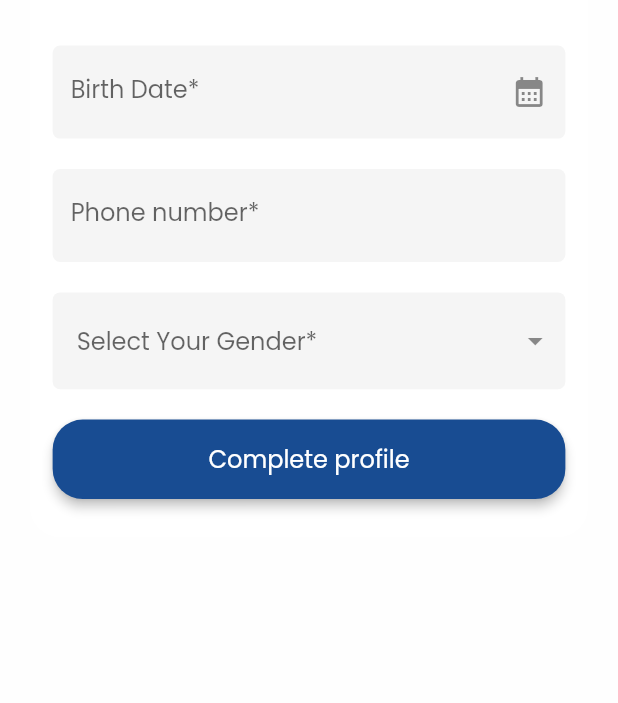
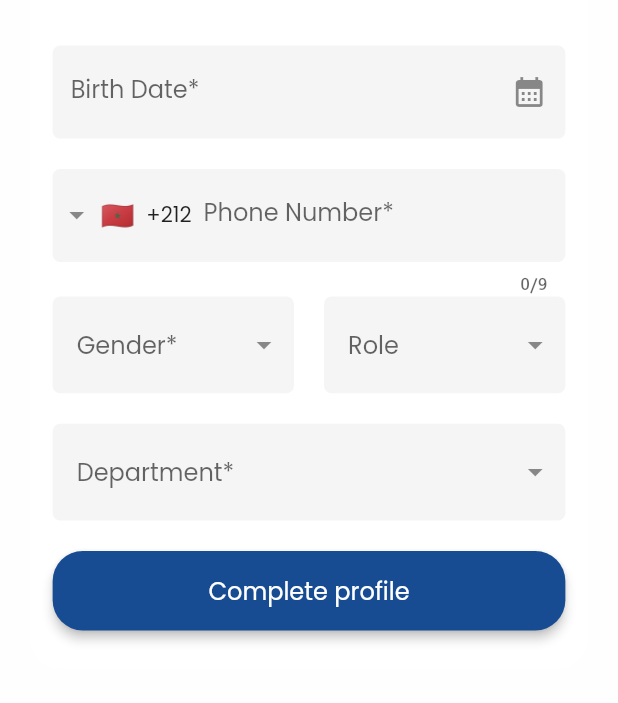
Before and after one commit to elachyry/campus_compass, a Flutter app: the screen it shows once a user with an empty profile is signed in, on a phone screen of 412 x 824 dp, the part 410-1113 px from its top. Run offline on Flutter 3.47's test engine with Material 2 defaults, Android fonts, the phone set to English and light mode, and no system bars; drawn by our look-alikes of intl_phone_field; our stand-ins replace animate_do, awesome_bottom_bar, card_swiper, cloud_firestore, dropdown_button2, firebase_auth and 13 more; missing offline and left inert: flutter_inappwebview, flutter_multi_select_items; accounts and stored records are empty.

```diff
--- a/lib/controllers/sqflite_controller.dart
+++ b/lib/controllers/sqflite_controller.dart
@@ -39,7 +39,9 @@ class SqfliteController extends GetxController {
       imageUrl TEXT,
       gender TEXT,
       birthDate TEXT,
-      interests TEXT
+      interests TEXT,
+      role TEXT,
+      department TEXT
       )
 ''');
   }
@@ -77,9 +79,9 @@ Future<void> insertUserData(User user) async {
     interestsJson = interestsJson.replaceAll("'", "''");
 
     String query = '''
-      INSERT INTO user ("id", "fullName", "email", "isCompleted", "phoneNumber", "imageUrl", "gender", "birthDate", "interests")
+      INSERT INTO user ("id", "fullName", "email", "isCompleted", "phoneNumber", "imageUrl", "gender", "birthDate", "interests", "role", "department")
       VALUES ("${user.id}", "${user.name}", "${user.email}", ${user.isCompleted ? 1 : 0},
-              "${user.phoneNumber}", "${user.imageUrl}", "${user.gender}", "${user.birthDate}", '$interestsJson')
+              "${user.phoneNumber}", "${user.imageUrl}", "${user.gender}", "${user.birthDate}", '$interestsJson', "${user.role}", "${user.department}")
     ''';
 
     await insertData(query);
@@ -98,7 +100,9 @@ Future<int> updatetUserData(User user) async {
       imageUrl = "${user.imageUrl}",
       gender = "${user.gender}",
       birthDate = "${user.birthDate}",
-      interests = '$interestsJson'
+      interests = '$interestsJson',
+      role = "${user.role}",
+      department = "${user.department}"
     WHERE id = "${user.id}"
   ''';
 
@@ -120,11 +124,13 @@ Future<int> updatetUserData(User user) async {
         imageUrl: result.first['imageUrl'],
         gender: result.first['gender'],
         birthDate: result.first['birthDate'],
+        role: result.first['role'],
+        department: result.first['department'],
         interests: List<Interest>.from(
           jsonDecode(result.first['interests']).map(
             (interest) => Interest.fromJson(interest),
           ),
-        )
+        ),
       );
     }
     return null;
--- a/lib/models/user.dart
+++ b/lib/models/user.dart
@@ -10,6 +10,8 @@ class User {
   String imageUrl;
   String gender;
   String birthDate;
+  String role;
+  String department;
 
 
   User({
@@ -22,6 +24,8 @@ class User {
     this.imageUrl = "",
     this.gender = "",
     this.birthDate = "",
+    this.role = "",
+    this.department = "",
   });
 
   copyWith({
@@ -33,6 +37,8 @@ class User {
     String? imageUrl,
     String? gender,
     String? birthDate,
+     String? role,
+    String? department,
     List<Interest>? interests,
   }) {
     return User(
@@ -45,6 +51,8 @@ class User {
       imageUrl: imageUrl ?? this.imageUrl,
       gender: gender ?? this.gender,
       birthDate: birthDate ?? this.birthDate,
+      role: role ?? this.role,
+      department: department ?? this.department,
     );
   }
 
@@ -59,6 +67,8 @@ class User {
       'imageUrl': imageUrl,
       'gender': gender,
       'birthDate': birthDate,
+      'role': role,
+      'department': department,
     };
   }
 factory User.fromJson(Map<String, dynamic> json) {
@@ -76,6 +86,8 @@ factory User.fromJson(Map<String, dynamic> json) {
       imageUrl: json['imageUrl'],
       gender: json['gender'],
       birthDate: json['birthDate'],
+      role: json['role'],
+      department: json['department'],
     );
   }
 }
--- a/lib/screens/auth/get_other_infos_screen.dart
+++ b/lib/screens/auth/get_other_infos_screen.dart
@@ -5,6 +5,7 @@ import 'package:flutter_screenutil/flutter_screenutil.dart';
 import 'package:get/get.dart';
 import 'package:icons_plus/icons_plus.dart';
 import 'package:intl/intl.dart';
+import 'package:intl_phone_field/intl_phone_field.dart';
 import 'package:loading_animation_widget/loading_animation_widget.dart';
 import 'package:dropdown_button2/dropdown_button2.dart';
 import 'package:image_picker/image_picker.dart';
@@ -31,7 +32,40 @@ class _GetOtherInfosScreenState extends State<GetOtherInfosScreen> {
     'Male',
     'Female',
   ];
-  String? selectedValue;
+  final List<String> roleItems = [
+    'Student',
+    'Professor',
+    'Administrator',
+    'Staff',
+  ];
+  final List<String> departmentItems = [
+    'Emines',
+    'SAP&D',
+    'GTI',
+    'College of Computing',
+    'IST&I',
+    'MSN',
+    'ISSBP',
+    'ABS',
+    'Collective Intelligence',
+    'SHBM',
+    '1337',
+    'FGSES',
+    'Faculty of medical sciences',
+    'Center for african studies',
+    'Story school',
+    'AI Movment',
+    'PPS',
+    'AIRESS',
+    'AAIT',
+    'African academy of industrial training',
+    'MAHER',
+    'AGBS',
+  ];
+  String? selectedGender;
+  String? selectedRole;
+  String? selectedDepartment;
+  String? phoneNumber;
   final ImagePicker _picker = ImagePicker();
   XFile? _imageFile;
 
@@ -178,99 +212,124 @@ class _GetOtherInfosScreenState extends State<GetOtherInfosScreen> {
                                 },
                               ),
                               SizedBox(height: 20.h),
-                              AuthField(
-                                title: "Phone number*",
-                                hintText: "Phone number*",
+                              IntlPhoneField(
                                 controller: _phoneController,
-                                maxLines: 1,
-                                keyboardType: TextInputType.phone,
-                                textInputAction: TextInputAction.next,
-                                validator: (value) {
-                                  if (value == null || value.isEmpty) {
-                                    return 'phone number is required';
-                                  }
-                                  return null;
-                                },
-                              ),
-                              SizedBox(height: 20.h),
-                              DropdownButtonFormField2<String>(
-                                isExpanded: true,
                                 decoration: InputDecoration(
+                                  labelText: 'Phone Number*',
                                   filled: true,
-                                  contentPadding: EdgeInsets.symmetric(
-                                      vertical: 20.h, horizontal: 0),
+                                  enabledBorder: OutlineInputBorder(
+                                    borderRadius: BorderRadius.circular(5.r),
+                                    borderSide: const BorderSide(
+                                      style: BorderStyle.none,
+                                    ),
+                                  ),
                                   border: OutlineInputBorder(
                                     borderRadius: BorderRadius.circular(5.r),
                                     borderSide: const BorderSide(
                                       style: BorderStyle.none,
                                     ),
                                   ),
-                                  enabledBorder: OutlineInputBorder(
-                                    borderRadius: BorderRadius.circular(5.r),
-                                    borderSide: const BorderSide(
-                                      style: BorderStyle.none,
-                                    ),
-                                  ),
                                 ),
-                                hint: const Text(
-                                  'Select Your Gender*',
-                                ),
-                                items: genderItems
-                                    .map((item) => DropdownMenuItem<String>(
-                                          value: item,
-                                          child: Text(
-                                            item,
-                                            style: const TextStyle(
-                                              fontSize: 14,
-                                            ),
-                                          ),
-                                        ))
-                                    .toList(),
                                 validator: (value) {
-                                  if (value == null) {
-                                    return 'Please select gender.';
+                                  if (value == null || value.number.isEmpty) {
+                                    return 'phone number is required';
                                   }
                                   return null;
                                 },
-                                onChanged: (value) {
-                                  selectedValue = value.toString();
+                                onChanged: (phone) {
+                                  phoneNumber = phone.completeNumber;
                                 },
-                                buttonStyleData: const ButtonStyleData(
-                                  padding: EdgeInsets.only(right: 8),
-                                ),
-                                iconStyleData: const IconStyleData(
-                                  icon: Icon(
-                                    Icons.arrow_drop_down,
-                                    color: Colors.black45,
+                                initialCountryCode: 'MA',
+                              ),
+                              // AuthField(
+                              //   title: "Phone number*",
+                              //   hintText: "Phone number*",
+                              //   controller: _phoneController,
+                              //   maxLines: 1,
+                              //   keyboardType: TextInputType.phone,
+                              //   textInputAction: TextInputAction.next,
+                              //   validator: (value) {
+                              //     if (value == null || value.isEmpty) {
+                              //       return 'phone number is required';
+                              //     }
+                              //     return null;
+                              //   },
+                              // ),
+                              // SizedBox(height: 20.h),
+                              Row(
+                                children: [
+                                  Expanded(
+                                    child: dropdownBuilder(
+                                      hinttext: 'Gender*',
+                                      validator: (value) {
+                                        if (value == null) {
+                                          return 'Please select gender.';
+                                        }
+                                        return null;
+                                      },
+                                      items: genderItems,
+                                      onChange: (value) {
+                                        setState(() {
+                                          selectedGender = value;
+                                        });
+                                      },
+                                    ),
                                   ),
-                                  iconSize: 24,
-                                ),
-                                dropdownStyleData: DropdownStyleData(
-                                  decoration: BoxDecoration(
-                                    borderRadius: BorderRadius.circular(15),
+                                  SizedBox(width: 20.w),
+                                  Expanded(
+                                    child: dropdownBuilder(
+                                      hinttext: 'Role',
+                                      validator: null,
+                                      items: roleItems,
+                                      onChange: (value) {
+                                        setState(() {
+                                          selectedRole = value;
+                                        });
+                                      },
+                                    ),
                                   ),
-                                ),
-                                menuItemStyleData: const MenuItemStyleData(
-                                  padding: EdgeInsets.symmetric(horizontal: 16),
-                                ),
+                                ],
                               ),
                               SizedBox(height: 20.h),
+                              dropdownBuilder(
+                                hinttext: 'Department*',
+                                validator: (value) {
+                                  if (value == null) {
+                                    return 'Please select your department.';
+                                  }
+                                  return null;
+                                },
+                                items: departmentItems,
+                                onChange: (value) {
+                                  setState(() {
+                                    selectedDepartment = value;
+                                  });
+                                },
+                              ),
+                              SizedBox(height: 20.h),
+
                               PrimaryButton(
-                                onTap: ()async {
+                                onTap: () async {
                                   if (_formKey.currentState!.validate()) {
-                                    String phoneNumber = _phoneController.text;
                                     String birthDate = _dateController.text;
-                                    String gender = selectedValue ?? '';
-                                    User? user = authController.currentUser.value;
+                                    String gender = selectedGender ?? '';
+                                    String department =
+                                        selectedDepartment ?? '';
+                                    String role = selectedRole ?? '';
+                                    User? user =
+                                        authController.currentUser.value;
 
-                                    User updatedUser = user!
-                                        .copyWith(
+
+
+                                    User updatedUser = user!.copyWith(
                                       phoneNumber: phoneNumber,
                                       imageUrl: _imageFile?.path ??
                                           authController
                                               .currentUser.value!.imageUrl,
                                       gender: gender,
                                       birthDate: birthDate,
+                                      department: department,
+                                      role: role,
                                       isCompleted: true,
                                     );
                                     authController
@@ -295,6 +354,67 @@ class _GetOtherInfosScreenState extends State<GetOtherInfosScreen> {
             }
           },
         ),
+      ),
+    );
+  }
+
+  DropdownButtonFormField2<String> dropdownBuilder({
+    required String hinttext,
+    required List<String> items,
+    required Function(String?) onChange,
+    required String? Function(String?)? validator,
+  }) {
+    return DropdownButtonFormField2<String>(
+      isExpanded: true,
+      decoration: InputDecoration(
+        filled: true,
+        contentPadding: EdgeInsets.symmetric(vertical: 20.h, horizontal: 0),
+        border: OutlineInputBorder(
+          borderRadius: BorderRadius.circular(5.r),
+          borderSide: const BorderSide(
+            style: BorderStyle.none,
+          ),
+        ),
+        enabledBorder: OutlineInputBorder(
+          borderRadius: BorderRadius.circular(5.r),
+          borderSide: const BorderSide(
+            style: BorderStyle.none,
+          ),
+        ),
+      ),
+      hint: Text(
+        hinttext,
+      ),
+      items: items
+          .map((item) => DropdownMenuItem<String>(
+                value: item,
+                child: Text(
+                  item,
+                  style: const TextStyle(
+                    fontSize: 14,
+                  ),
+                ),
+              ))
+          .toList(),
+      onChanged: onChange,
+      validator: validator ?? (value) => null,
+      buttonStyleData: const ButtonStyleData(
+        padding: EdgeInsets.only(right: 8),
+      ),
+      iconStyleData: const IconStyleData(
+        icon: Icon(
+          Icons.arrow_drop_down,
+          color: Colors.black45,
+        ),
+        iconSize: 24,
+      ),
+      dropdownStyleData: DropdownStyleData(
+        decoration: BoxDecoration(
+          borderRadius: BorderRadius.circular(15),
+        ),
+      ),
+      menuItemStyleData: const MenuItemStyleData(
+        padding: EdgeInsets.symmetric(horizontal: 16),
       ),
     );
   }
--- a/lib/screens/dashboard/dashboard_screen.dart
+++ b/lib/screens/dashboard/dashboard_screen.dart
@@ -56,8 +56,8 @@ class _DashboardScreenState extends State<DashboardScreen> {
                         },
                         child: ClipRRect(
                           borderRadius: BorderRadius.circular(50.r),
-                          child: Image.file(
-                            File(user!.imageUrl),
+                          child: Image.network(
+                            user!.imageUrl,
                             width: 50.w,
                             height: 50.h,
                             fit: BoxFit.cover,
--- a/pubspec.yaml
+++ b/pubspec.yaml
@@ -22,8 +22,9 @@ dependencies:
   dot_navigation_bar: ^1.0.2
   firebase_core: ^2.24.2
   firebase_auth: ^4.16.0
+  cloud_firestore: ^4.5.3
+  firebase_storage: ^11.1.1
   loading_animation_widget: ^1.2.1
-  cloud_firestore: ^4.14.0
   card_swiper: ^3.0.1
   flutter_multi_select_items: ^0.4.3
   fluttertoast: ^8.2.4
@@ -37,6 +38,7 @@ dependencies:
   mongo_dart: ^0.9.4
   hive: ^2.2.3
   hive_flutter: ^1.1.0
+  intl_phone_field: ^3.2.0
 
 
 dev_dependencies:
```
Also changed, not shown: lib/controllers/auth_controller.dart (+36 -8 lines), lib/screens/auth/signin_screen.dart (+4 -6 lines), lib/screens/profile/profile_screen.dart (+5 -5 lines), pubspec.lock.
